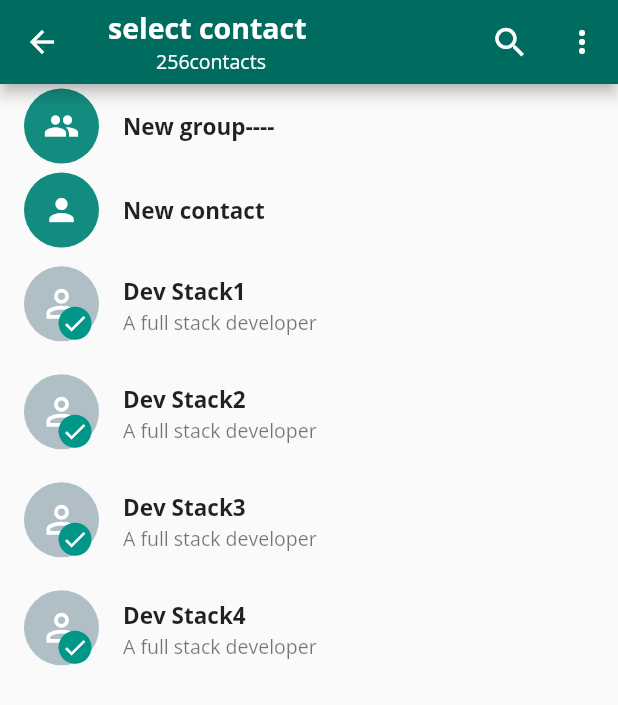
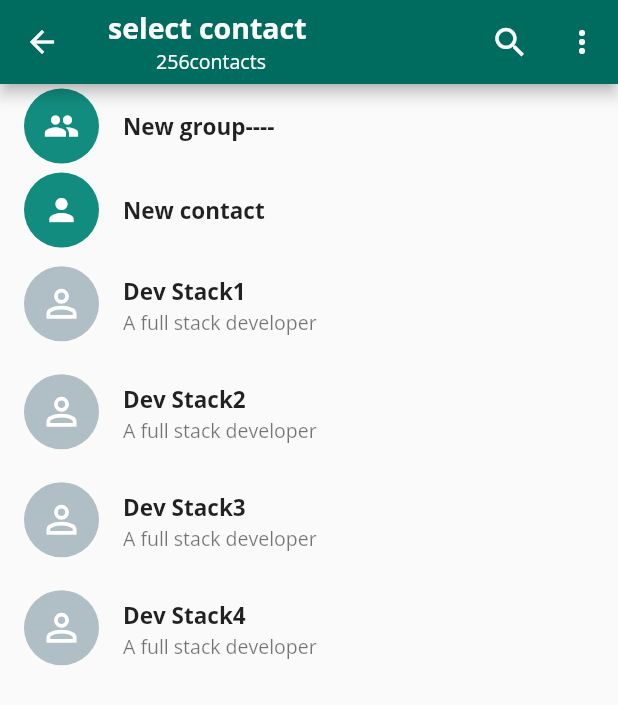
Before and after one commit to rihem435/chatappflutternestjs, a Flutter app: the screen it shows after launch, tab 2 chosen, after a tap on the "chat" icon, on a phone screen of 412 x 824 dp. Shown: the top 705 px of the screen. Run offline on Flutter 3.47's test engine with Material 2 defaults, Android fonts, the phone set to English and light mode, and no system bars; our stand-ins replace camera, emoji_picker_flutter, flutter_svg.

Commit message:
first commit

```diff
--- a/app/lib/customUI/custom_contact_card.dart
+++ b/app/lib/customUI/custom_contact_card.dart
@@ -3,11 +3,12 @@ import 'package:flutter/material.dart';
 import 'package:flutter_svg/flutter_svg.dart';
 
 class CustomContactCard extends StatelessWidget {
-  final ChatModel? contact;
-  const CustomContactCard({Key? key, this.contact}) : super(key: key);
+  ChatModel? contact;
+  CustomContactCard({Key? key, this.contact}) : super(key: key);
 
   @override
   Widget build(BuildContext context) {
+    print('select +++++++++++++++++-------------------${contact!.select}');
     return ListTile(
       leading: Container(
         height: 53,
@@ -23,7 +24,8 @@ class CustomContactCard extends StatelessWidget {
               ),
               backgroundColor: Colors.blueGrey[200],
             ),
-            Positioned(
+            contact!.select!
+                ? Positioned(
                     bottom: 4,
                     right: 5,
                     child: CircleAvatar(
@@ -32,6 +34,7 @@ class CustomContactCard extends StatelessWidget {
                       backgroundColor: Colors.teal,
                     ),
                   )
+                : Container()
           ],
         ),
       ),
--- a/app/lib/main.dart
+++ b/app/lib/main.dart
@@ -1,7 +1,12 @@
+import 'package:app/screens/camera_screen.dart';
 import 'package:app/screens/home_screen.dart';
+import 'package:camera/camera.dart';
 import 'package:flutter/material.dart';
+import 'dart:io';
 
-void main() {
+Future<void> main() async {
+  WidgetsFlutterBinding.ensureInitialized();
+  cameras = await availableCameras();
   runApp(const MyApp());
 }
 
--- a/app/lib/model/chat_model.dart
+++ b/app/lib/model/chat_model.dart
@@ -5,12 +5,13 @@ class ChatModel {
   final String? time;
   final String? currentMessage;
   final String? status;
-   bool select = false;
+  bool select = false;
   ChatModel(
       {this.name,
       this.icon,
       this.isGroup,
       this.time,
       this.currentMessage,
-      this.status,this.select=false});
+      this.status,
+      this.select = false});
 }
--- /dev/null
+++ b/app/lib/pages/camera_page.dart
@@ -0,0 +1,11 @@
+import 'package:app/screens/camera_screen.dart';
+import 'package:flutter/material.dart';
+
+class CameraPage extends StatelessWidget {
+  const CameraPage({Key? key}) : super(key: key);
+
+  @override
+  Widget build(BuildContext context) {
+    return CameraScreen();
+  }
+}
--- /dev/null
+++ b/app/lib/screens/camera_screen.dart
@@ -0,0 +1,117 @@
+import 'package:app/screens/camera_view_screen.dart';
+import 'package:camera/camera.dart';
+import 'package:flutter/material.dart';
+import 'package:path/path.dart';
+import 'package:path_provider/path_provider.dart';
+
+class CameraScreen extends StatefulWidget {
+  const CameraScreen({Key? key}) : super(key: key);
+
+  @override
+  _CameraScreenState createState() => _CameraScreenState();
+}
+
+List<CameraDescription>? cameras;
+
+class _CameraScreenState extends State<CameraScreen> {
+  late CameraController cameraController;
+  late Future<void> cameraValue;
+  @override
+  void initState() {
+    super.initState();
+    cameraController = CameraController(cameras![0], ResolutionPreset.high);
+    cameraValue = cameraController.initialize();
+  }
+
+  @override
+  void dispose() {
+    super.dispose();
+    cameraController.dispose();
+  }
+
+  @override
+  Widget build(BuildContext context) {
+    return Scaffold(
+      body: Stack(children: [
+        FutureBuilder(
+          future: cameraValue,
+          builder: (context, snapshot) {
+            if (snapshot.connectionState == ConnectionState.done) {
+              return CameraPreview(cameraController);
+            } else {
+              return Center(
+                child: CircularProgressIndicator(),
+              );
+            }
+          },
+        ),
+        Positioned(
+          bottom: 0.00,
+          child: Container(
+            width: MediaQuery.sizeOf(context).width,
+            padding: EdgeInsets.only(top: 5, bottom: 5),
+            color: Colors.black,
+            child: Column(children: [
+              Row(
+                mainAxisSize: MainAxisSize.max,
+                mainAxisAlignment: MainAxisAlignment.spaceEvenly,
+                children: [
+                  IconButton(
+                    onPressed: () {},
+                    icon: Icon(
+                      Icons.flash_off,
+                      color: Colors.white,
+                      size: 28,
+                    ),
+                  ),
+                  InkWell(
+                    onTap: () {
+                      takePhoto(context);
+                    },
+                    child: Icon(
+                      Icons.panorama_fish_eye,
+                      color: Colors.white,
+                      size: 70,
+                    ),
+                  ),
+                  IconButton(
+                      onPressed: () {},
+                      icon: Icon(
+                        Icons.flip_camera_ios,
+                        color: Colors.white,
+                        size: 28,
+                      ))
+                ],
+              ),
+              SizedBox(
+                height: 4,
+              ),
+              Text(
+                'Hold for video, tap for Video',
+                style: TextStyle(color: Colors.white),
+                textAlign: TextAlign.center,
+              )
+            ]),
+          ),
+        )
+      ]),
+    );
+  }
+
+  Future<void> takePhoto(BuildContext context) async {
+    final XFile file = await cameraController.takePicture();
+    final path = join(
+      (await getDownloadsDirectory())!.path,
+      "$file",
+    );
+    //await cameraController.takePicture(path);
+    print('path------------------------$path');
+    Navigator.push(
+        context,
+        MaterialPageRoute(
+          builder: (context) => CameraViewScreen(
+            path: path,
+          ),
+        ));
+  }
+}
--- a/app/lib/screens/home_screen.dart
+++ b/app/lib/screens/home_screen.dart
@@ -1,3 +1,4 @@
+import 'package:app/pages/camera_page.dart';
 import 'package:app/pages/chat_page.dart';
 import 'package:flutter/material.dart';
 
@@ -72,8 +73,14 @@ class _HomeScreenState extends State<HomeScreen>
         ),
       ),
       body: TabBarView(
-          controller: controller,
-          children: [Text('chat'), ChatPage(), Text('calls'), Text('status')]),
+        controller: controller,
+        children: [
+          CameraPage(),
+          ChatPage(),
+          Text('calls'),
+          Text('status'),
+        ],
+      ),
     );
   }
 }
--- a/app/lib/screens/select_contact_screen.dart
+++ b/app/lib/screens/select_contact_screen.dart
@@ -15,10 +15,10 @@ class _SelectContactScreenState extends State<SelectContactScreen> {
   @override
   Widget build(BuildContext context) {
     List<ChatModel> contacts = [
-      ChatModel(name: "Dev Stack1", status: "A full stack developer"),
-      ChatModel(name: "Dev Stack2", status: "A full stack developer"),
-      ChatModel(name: "Dev Stack3", status: "A full stack developer"),
-      ChatModel(name: "Dev Stack4", status: "A full stack developer"),
+      ChatModel(name: "Dev Stack1", status: "A full stack developer",select: false),
+      ChatModel(name: "Dev Stack2", status: "A full stack developer",select: false),
+      ChatModel(name: "Dev Stack3", status: "A full stack developer",select: false),
+      ChatModel(name: "Dev Stack4", status: "A full stack developer",select: false),
     ];
     return Scaffold(
       appBar: AppBar(
--- a/app/pubspec.yaml
+++ b/app/pubspec.yaml
@@ -38,6 +38,9 @@ dependencies:
   flutter_svg: ^2.0.9
   emoji_picker_flutter: ^1.6.3
   shared_preferences: ^2.2.2
+  camera: ^0.10.5+5
+  path: ^1.8.3
+  path_provider: ^2.1.1
 
 dev_dependencies:
   flutter_test:
```
Also changed, not shown: app/lib/customUI/custom_avatar_card.dart (added, +54 -0 lines), app/lib/pages/chat_page.dart (+4 -4 lines), app/lib/screens/camera_view_screen.dart (added, +57 -0 lines), app/lib/screens/create_group_screen.dart (+71 -6 lines), app/pubspec.lock, 2 other files. Lines whose indentation alone changed are shown as unchanged.
